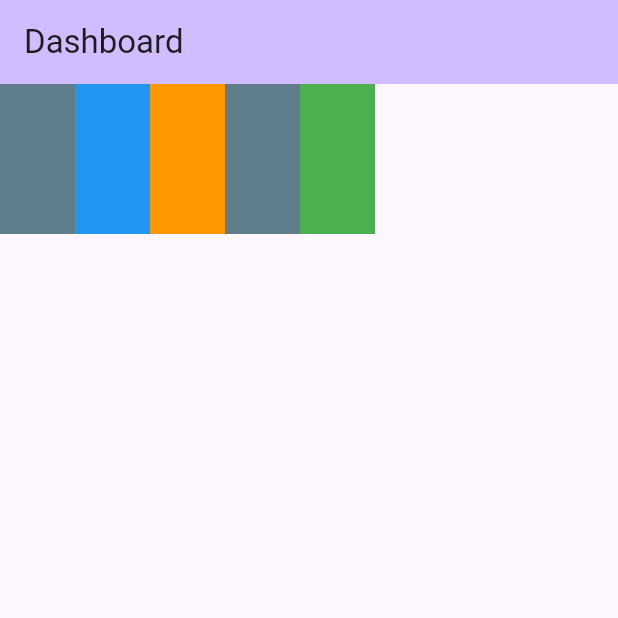
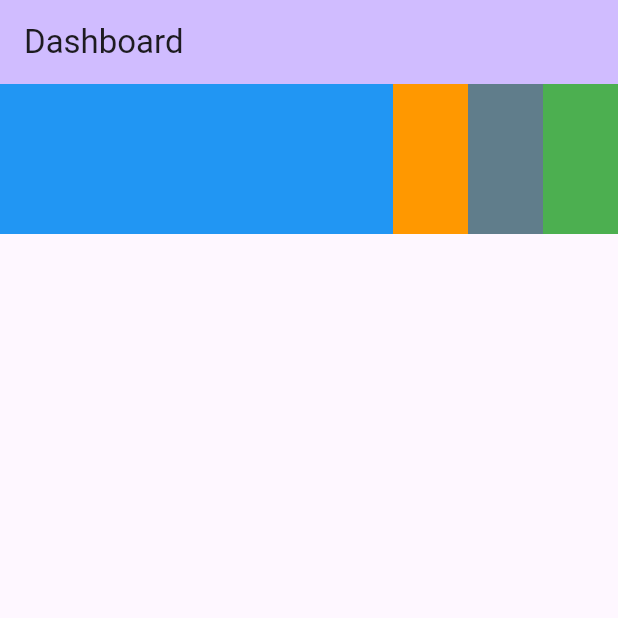
Before and after one commit to UdhavNegi/Flutter-Tutorials, a Flutter app: the screen it shows after launch, on a phone screen of 412 x 824 dp, the top half of it. Run offline on Flutter 3.47's test engine with Material 3 defaults, Android fonts, the phone set to English and light mode, and no system bars.

Commit message:
corrected code for expanded widget in rows and column

```diff
--- a/lib/main.dart
+++ b/lib/main.dart
@@ -70,18 +70,3 @@ class DashBoardScreen extends StatelessWidget{
     );
   }
 }
-
-class Expanded extends StatelessWidget {
-  const Expanded({
-    super.key,
-  });
-
-  @override
-  Widget build(BuildContext context) {
-    return Container(
-      width : 50,
-      height: 100,
-      color: Colors.blueGrey,
-    );
-  }
-}
```
